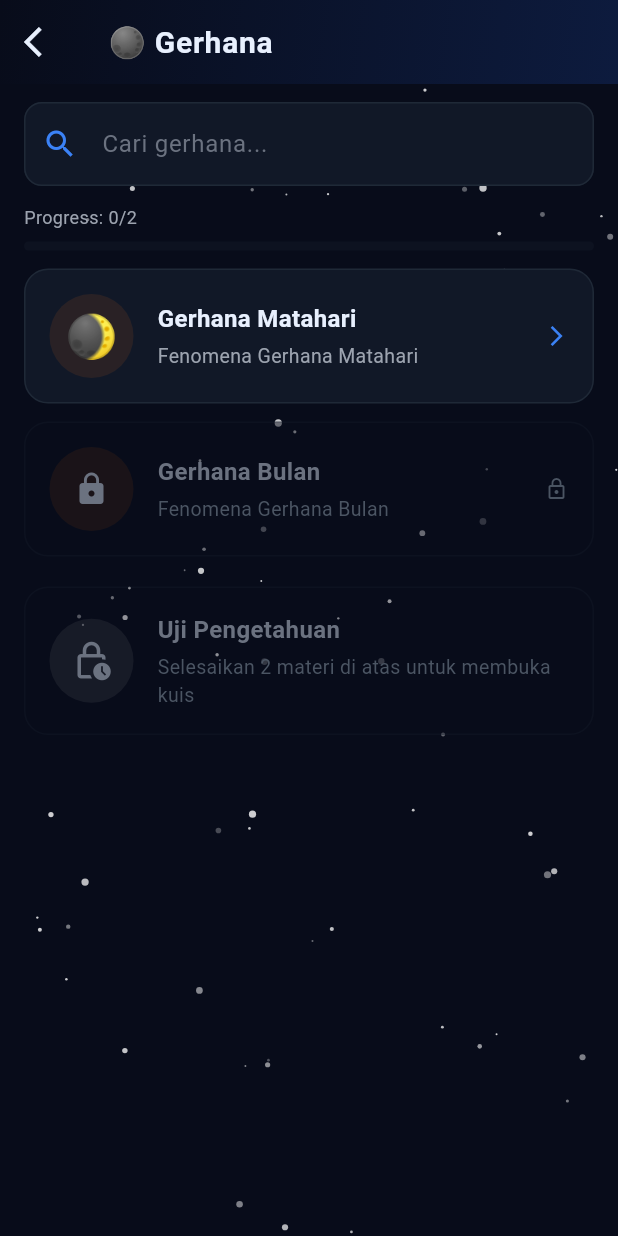
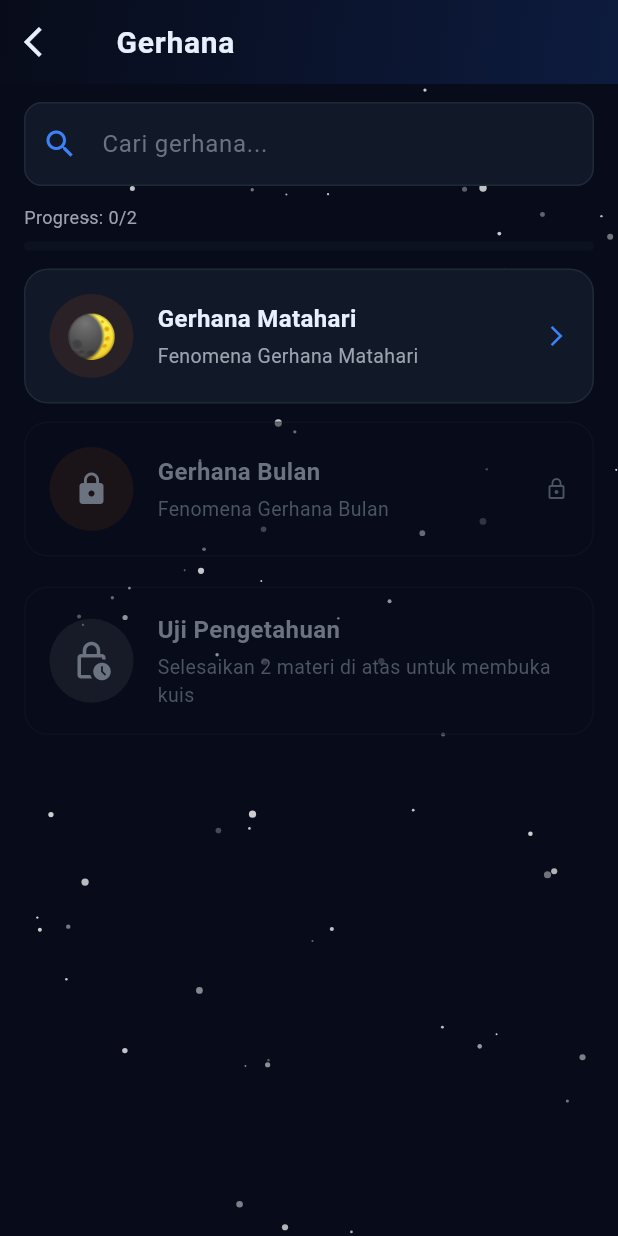
Before and after one commit to mandltf/astroEdu, a Flutter app: the GerhanaListScreen screen opened directly, on a phone screen of 412 x 824 dp. Run offline on Flutter 3.47's test engine with Material 3 defaults, Android fonts, the light colour scheme and no system bars; our stand-ins replace flutter_local_notifications, geolocator, google_generative_ai, image_picker, local_auth, sensors_plus and 3 more; missing offline and left inert: encrypt; accounts and stored records are empty.

Commit message:
hapus emot

```diff
--- a/lib/views/screens/gerhana/gerhana_list_screen.dart
+++ b/lib/views/screens/gerhana/gerhana_list_screen.dart
@@ -155,7 +155,7 @@ class _GerhanaListScreenState extends State<GerhanaListScreen> {
     final itemCount = filtered.isEmpty ? 0 : filtered.length + 1;
 
     return Scaffold(
-      appBar: AstroAppBar(title: '🌑 Gerhana'),
+      appBar: AstroAppBar(title: ' Gerhana'),
       body: StarBackground(
         child: _loading
             ? const Center(child: CircularProgressIndicator(color: AppTheme.auroraBlue))
--- a/lib/views/screens/planet/planet_list_screen.dart
+++ b/lib/views/screens/planet/planet_list_screen.dart
@@ -144,7 +144,7 @@ class _PlanetListScreenState extends State<PlanetListScreen> {
     final itemCount = filtered.isEmpty ? 0 : filtered.length + 1;
 
     return Scaffold(
-      appBar: AstroAppBar(title: '🪐 Planet'),
+      appBar: AstroAppBar(title: ' Planet'),
       body: StarBackground(
         child: _loading ? const Center(child: CircularProgressIndicator()) : Column(
           children: [
```
